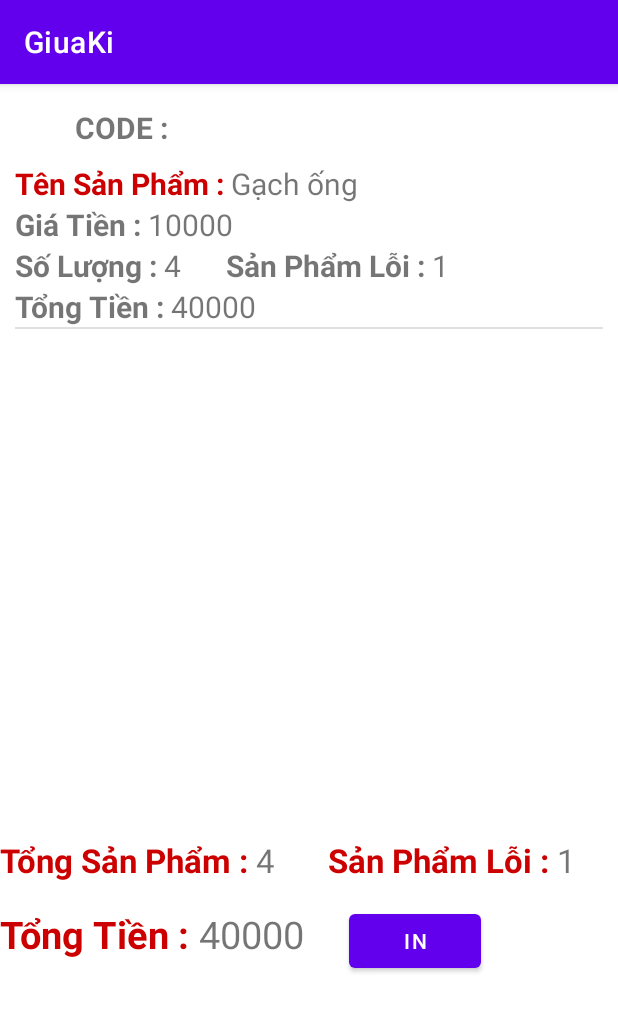
After one commit to long13820/GiuaKi, an Android app: the DetailTimekeepingActivity screen opened directly, with no data from a screen before it, on a phone screen of 412 x 824 dp. The commit adds this screen. Shown: the top 1012 px of the screen. Run offline under Robolectric (Android 15) with nearby library versions, the phone set to English and light mode, and no system bars.

Commit message:
show DetailTimekeeping

```diff
--- a/app/src/main/AndroidManifest.xml
+++ b/app/src/main/AndroidManifest.xml
@@ -9,6 +9,9 @@
         android:roundIcon="@mipmap/ic_launcher_round"
         android:supportsRtl="true"
         android:theme="@style/Theme.GiuaKi">
+        <activity
+            android:name=".activity.DetailTimekeepingActivity"
+            android:exported="false" />
         <activity
             android:name=".activity.CongNhanActivity"
             android:exported="false" />
--- /dev/null
+++ b/app/src/main/java/com/example/giuaki/activity/CustomLVDetailTimekeeping.java
@@ -0,0 +1,50 @@
+package com.example.giuaki.activity;
+
+import android.content.Context;
+import android.view.LayoutInflater;
+import android.view.View;
+import android.view.ViewGroup;
+import android.widget.ArrayAdapter;
+import android.widget.TextView;
+
+import androidx.annotation.NonNull;
+import androidx.annotation.Nullable;
+
+import com.example.giuaki.R;
+import com.example.giuaki.model.DetailTimekeeping;
+
+import java.util.ArrayList;
+
+public class CustomLVDetailTimekeeping extends ArrayAdapter<DetailTimekeeping> {
+    private Context context;
+    private int resource;
+    private ArrayList<DetailTimekeeping> arrDetail;
+
+    public CustomLVDetailTimekeeping(Context context, int resource, ArrayList<DetailTimekeeping> objects) {
+        super(context, resource, objects);
+        this.context = context;
+        this.resource = resource;
+        this.arrDetail = objects;
+    }
+
+    @NonNull
+    @Override
+    public View getView(int position, @Nullable View convertView, @NonNull ViewGroup parent) {
+        convertView = LayoutInflater.from(context).inflate(R.layout.item_detail_timekeeping, parent, false);
+
+        TextView tv_name = (TextView) convertView.findViewById(R.id.name);
+        TextView tv_price = (TextView) convertView.findViewById(R.id.price);
+        TextView tv_value = (TextView) convertView.findViewById(R.id.value);
+        TextView tv_err = (TextView) convertView.findViewById(R.id.err);
+        TextView tv_sum = (TextView) convertView.findViewById(R.id.sum);
+
+        DetailTimekeeping detailTimekeeping = arrDetail.get(position);
+
+        tv_name.setText(detailTimekeeping.getNameProduct());
+        tv_price.setText(detailTimekeeping.getPrice());
+        tv_value.setText(detailTimekeeping.getValue());
+        tv_err.setText(detailTimekeeping.getProductErr());
+        tv_sum.setText(String.valueOf(detailTimekeeping.getSum()));
+        return  convertView;
+    }
+}
--- /dev/null
+++ b/app/src/main/java/com/example/giuaki/activity/DetailTimekeepingActivity.java
@@ -0,0 +1,47 @@
+package com.example.giuaki.activity;
+
+import android.os.Bundle;
+import android.widget.ListView;
+import android.widget.TextView;
+
+import androidx.appcompat.app.AppCompatActivity;
+
+import com.example.giuaki.R;
+import com.example.giuaki.database.DBHelper;
+import com.example.giuaki.model.DetailTimekeeping;
+
+import java.util.ArrayList;
+
+public class DetailTimekeepingActivity extends AppCompatActivity {
+    private TextView tv_sumProduct, tv_sumProductErr, tv_sumPrice, tv_codeCN;
+    private DBHelper dbHelper;
+    private ListView lvDetailTK;
+    private ArrayList<DetailTimekeeping> arrDetailTK = new ArrayList<>();
+    private int sumProduct, sumProductErr, sumPrice;
+
+    @Override
+    protected void onCreate(Bundle savedIntanceState) {
+        super.onCreate(savedIntanceState);
+        setContentView(R.layout.activity_detail_timekeeping);
+        dbHelper = new DBHelper(this);
+        lvDetailTK = (ListView) findViewById(R.id.lv_detail_timekeeping);
+        tv_sumPrice = (TextView) findViewById(R.id.sum);
+        tv_sumProduct = (TextView) findViewById(R.id.sum_product);
+        tv_sumProductErr = (TextView) findViewById(R.id.sum_productErr);
+        tv_codeCN = (TextView) findViewById(R.id.codeCN);
+        arrDetailTK = dbHelper.getAllDetailTimekeeping("1");
+
+        for (int i = 0; i < arrDetailTK.size(); i++) {
+            sumPrice = sumPrice + arrDetailTK.get(i).getSum();
+            sumProduct += Integer.valueOf(arrDetailTK.get(i).getValue()) ;
+            sumProductErr += Integer.valueOf(arrDetailTK.get(i).getProductErr());
+        }
+
+        tv_sumPrice.setText(String.valueOf(sumPrice));
+        tv_sumProduct.setText(String.valueOf(sumProduct));
+        tv_sumProductErr.setText(String.valueOf(sumProductErr));
+
+        CustomLVDetailTimekeeping customLVDetailTimekeeping = new CustomLVDetailTimekeeping(this, R.layout.item_detail_timekeeping, arrDetailTK);
+        lvDetailTK.setAdapter(customLVDetailTimekeeping);
+    }
+}
--- a/app/src/main/java/com/example/giuaki/activity/MenuActivity.java
+++ b/app/src/main/java/com/example/giuaki/activity/MenuActivity.java
@@ -40,13 +40,13 @@ public class MenuActivity extends AppCompatActivity {
                 startActivity(intent);
             }
         });
-//        cvDetail.setOnClickListener(new View.OnClickListener() {
-//            @Override
-//            public void onClick(View view) {
-//                Intent intent = new Intent(MainActivity2.this, ManageDetail.class);
-//                startActivity(intent);
-//            }
-//        });
+        cvDetail.setOnClickListener(new View.OnClickListener() {
+            @Override
+            public void onClick(View view) {
+                Intent intent = new Intent(MenuActivity.this, DetailTimekeepingActivity.class);
+                startActivity(intent);
+            }
+        });
 //        cvProduct.setOnClickListener(new View.OnClickListener() {
 //            @Override
 //            public void onClick(View view) {
--- a/app/src/main/java/com/example/giuaki/database/DBHelper.java
+++ b/app/src/main/java/com/example/giuaki/database/DBHelper.java
@@ -9,6 +9,7 @@ import android.database.sqlite.SQLiteOpenHelper;
 import androidx.annotation.Nullable;
 
 import com.example.giuaki.model.CongNhan;
+import com.example.giuaki.model.DetailTimekeeping;
 
 import java.util.ArrayList;
 import java.util.List;
@@ -17,6 +18,7 @@ public class DBHelper extends SQLiteOpenHelper {
     public static Context context;
     public static String DB_NAME = "TimeKeeping.sqlite";
     public static int DB_VERSION = 1;
+    public static String userName = "";
     public DBHelper(@Nullable Context context) {
         super(context, DB_NAME, null, DB_VERSION);
         this.context = context;
@@ -146,4 +148,61 @@ public class DBHelper extends SQLiteOpenHelper {
         return db.update("congNhan", values,   "MaCN = ?",
                 new String[] { String.valueOf(congNhan.getMaCN()) });
     }
+
+    public void setTaiKhoan(String taiKhoan){
+        userName = taiKhoan;
+    }
+
+    public String getTaiKhoan(){
+        return userName;
+    }
+
+    public String getMaCN(String taiKhoan){
+        String maCN = "";
+        SQLiteDatabase db = this.getWritableDatabase();
+        Cursor cursor = db.rawQuery("select * from users where username=?", new String[]{taiKhoan});
+
+        while (cursor.moveToNext()){
+            maCN = cursor.getString(2);
+        }
+        return maCN;
+    }
+
+    public String getTenSanPham(String maSP){
+        String tenSP = "";
+        SQLiteDatabase db = this.getWritableDatabase();
+        Cursor cursor = db.rawQuery("select * from SanPham where MaSP=?", new String[]{maSP});
+
+        while (cursor.moveToNext()){
+            tenSP = cursor.getString(1);
+        }
+        return tenSP;
+    }
+
+    public String getGiaSanPham(String maSP){
+        String gia = "";
+        SQLiteDatabase db = this.getWritableDatabase();
+        Cursor cursor = db.rawQuery("select * from SanPham where MaSP=?", new String[]{maSP});
+
+        while (cursor.moveToNext()) {
+            gia = cursor.getString(2);
+        }
+        return gia;
+    }
+
+    public ArrayList<DetailTimekeeping> getAllDetailTimekeeping(String maCC) {
+        ArrayList<DetailTimekeeping> detailTimekeepings = new ArrayList<>();
+
+        SQLiteDatabase db = this.getReadableDatabase();
+        Cursor cursor = db.rawQuery("SELECT * FROM ChiTietChamCong where maCC=?", new String[]{maCC});
+        cursor.moveToFirst();
+        //MaCC SoTP SoPP MaSP
+        //name price value valueErr sum
+        while (cursor.isAfterLast() == false) {
+            DetailTimekeeping itemdetailTimekeeping = new DetailTimekeeping(getTenSanPham(cursor.getString(3)), getGiaSanPham(cursor.getString(3)), cursor.getString(1), cursor.getString(2), (Integer) (Integer.parseInt(getGiaSanPham(cursor.getString(3)))*Integer.parseInt(cursor.getString(1))));
+            cursor.moveToNext();
+            detailTimekeepings.add(itemdetailTimekeeping);
+        }
+        return detailTimekeepings;
+    }
 }
--- /dev/null
+++ b/app/src/main/java/com/example/giuaki/model/DetailTimekeeping.java
@@ -0,0 +1,57 @@
+package com.example.giuaki.model;
+
+public class DetailTimekeeping {
+    private String nameProduct;
+    private String price;
+    private String value;
+    private String productErr;
+    private int sum;
+
+    public DetailTimekeeping(String nameProduct, String price, String value, String productErr, int sum) {
+        this.nameProduct = nameProduct;
+        this.price = price;
+        this.value = value;
+        this.productErr = productErr;
+        this.sum = sum;
+    }
+
+    public String getNameProduct() {
+        return nameProduct;
+    }
+
+    public void setNameProduct(String nameProduct) {
+        this.nameProduct = nameProduct;
+    }
+
+    public String getPrice() {
+        return price;
+    }
+
+    public void setPrice(String price) {
+        this.price = price;
+    }
+
+    public String getValue() {
+        return value;
+    }
+
+    public void setValue(String value) {
+        this.value = value;
+    }
+
+    public String getProductErr() {
+        return productErr;
+    }
+
+    public void setProductErr(String productErr) {
+        this.productErr = productErr;
+    }
+
+    public int getSum() {
+        return (Integer.parseInt(price)*Integer.parseInt(value));
+    }
+
+    public void setSum(int sum) {
+        this.sum = sum;
+    }
+}
--- /dev/null
+++ b/app/src/main/res/layout/activity_detail_timekeeping.xml
@@ -0,0 +1,92 @@
+<?xml version="1.0" encoding="utf-8"?>
+<LinearLayout xmlns:android="http://schemas.android.com/apk/res/android"
+    android:layout_width="match_parent"
+    android:layout_height="match_parent"
+    android:orientation="vertical">
+
+    <LinearLayout
+        android:layout_width="wrap_content"
+        android:layout_height="wrap_content">
+
+        <TextView
+            android:layout_width="wrap_content"
+            android:layout_height="wrap_content"
+            android:layout_marginLeft="50dp"
+            android:layout_marginTop="15dp"
+            android:text="CODE : "
+            android:textSize="20dp"
+            android:textStyle="bold"></TextView>
+
+        <TextView
+            android:id="@+id/codeCN"
+            android:layout_width="wrap_content"
+            android:layout_height="wrap_content"
+            android:textColor="@android:color/holo_red_dark"
+            android:textSize="20dp"></TextView>
+    </LinearLayout>
+
+    <ListView
+        android:id="@+id/lv_detail_timekeeping"
+        android:layout_width="match_parent"
+        android:layout_height="440dp"
+        android:layout_margin="10dp"></ListView>
+
+    <LinearLayout
+        android:layout_width="match_parent"
+        android:layout_height="wrap_content">
+
+        <TextView
+            android:layout_width="wrap_content"
+            android:layout_height="wrap_content"
+            android:text="Tổng Sản Phẩm : "
+            android:textColor="@android:color/holo_red_dark"
+            android:textSize="22dp"
+            android:textStyle="bold"></TextView>
+
+        <TextView
+            android:id="@+id/sum_product"
+            android:layout_width="wrap_content"
+            android:layout_height="wrap_content"
+            android:layout_marginRight="35dp"
+            android:textSize="22dp"></TextView>
+
+        <TextView
+            android:layout_width="wrap_content"
+            android:layout_height="wrap_content"
+            android:text="Sản Phẩm Lỗi : "
+            android:textColor="@android:color/holo_red_dark"
+            android:textSize="22dp"
+            android:textStyle="bold"></TextView>
+
+        <TextView
+            android:id="@+id/sum_productErr"
+            android:layout_width="wrap_content"
+            android:layout_height="wrap_content"
+            android:textSize="22dp"></TextView>
+    </LinearLayout>
+
+    <LinearLayout
+        android:layout_width="match_parent"
+        android:layout_height="wrap_content"
+        android:layout_marginTop="15dp">
+        <TextView
+            android:layout_width="wrap_content"
+            android:layout_height="wrap_content"
+            android:text="Tổng Tiền : "
+            android:textColor="@android:color/holo_red_dark"
+            android:textSize="25dp"
+            android:textStyle="bold"></TextView>
+
+        <TextView
+            android:id="@+id/sum"
+            android:layout_width="wrap_content"
+            android:layout_height="wrap_content"
+            android:textSize="25dp"
+            android:layout_marginRight="30dp"></TextView>
+
+        <Button
+            android:layout_width="wrap_content"
+            android:layout_height="wrap_content"
+            android:text="In"></Button>
+    </LinearLayout>
+</LinearLayout>
--- /dev/null
+++ b/app/src/main/res/layout/item_detail_timekeeping.xml
@@ -0,0 +1,96 @@
+<?xml version="1.0" encoding="utf-8"?>
+<LinearLayout xmlns:android="http://schemas.android.com/apk/res/android"
+    android:layout_width="match_parent"
+    android:layout_height="wrap_content"
+    android:orientation="vertical"
+    android:layout_margin="16dp">
+
+    <LinearLayout
+        android:layout_width="wrap_content"
+        android:layout_height="wrap_content">
+
+        <TextView
+            android:layout_width="wrap_content"
+            android:layout_height="wrap_content"
+            android:text="Tên Sản Phẩm : "
+            android:textSize="20sp"
+            android:textStyle="bold"
+            android:textColor="@android:color/holo_red_dark"></TextView>
+
+        <TextView
+            android:id="@+id/name"
+            android:layout_width="wrap_content"
+            android:layout_height="wrap_content"
+            android:textSize="20sp"></TextView>
+    </LinearLayout>
+
+    <LinearLayout
+        android:layout_width="wrap_content"
+        android:layout_height="wrap_content">
+
+        <TextView
+            android:layout_width="wrap_content"
+            android:layout_height="wrap_content"
+            android:text="Giá Tiền : "
+            android:textSize="20sp"
+            android:textStyle="bold"></TextView>
+
+        <TextView
+            android:id="@+id/price"
+            android:layout_width="wrap_content"
+            android:layout_height="wrap_content"
+            android:textSize="20sp"></TextView>
+    </LinearLayout>
+
+    <LinearLayout
+        android:layout_width="wrap_content"
+        android:layout_height="wrap_content">
+
+        <TextView
+            android:layout_width="wrap_content"
+            android:layout_height="wrap_content"
+            android:text="Số Lượng : "
+            android:textSize="20sp"
+            android:textStyle="bold"
+
+            ></TextView>
+
+        <TextView
+            android:id="@+id/value"
+            android:layout_width="wrap_content"
+            android:layout_height="wrap_content"
+            android:textSize="20sp"
+            android:layout_marginRight="30dp"></TextView>
+
+        <TextView
+            android:layout_width="wrap_content"
+            android:layout_height="wrap_content"
+            android:text="Sản Phẩm Lỗi : "
+            android:textSize="20sp"
+            android:textStyle="bold"></TextView>
+
+        <TextView
+            android:id="@+id/err"
+            android:layout_width="wrap_content"
+            android:layout_height="wrap_content"
+            android:textSize="20sp"></TextView>
+    </LinearLayout>
+
+    <LinearLayout
+        android:layout_width="wrap_content"
+        android:layout_height="wrap_content">
+
+        <TextView
+            android:layout_width="wrap_content"
+            android:layout_height="wrap_content"
+            android:text="Tổng Tiền : "
+            android:textSize="20sp"
+            android:textStyle="bold"></TextView>
+
+        <TextView
+            android:id="@+id/sum"
+            android:layout_width="wrap_content"
+            android:layout_height="wrap_content"
+            android:textSize="20sp"></TextView>
+    </LinearLayout>
+</LinearLayout>
--- /dev/null
+++ b/app/src/main/res/values-land/dimens.xml
@@ -0,0 +1,3 @@
+<resources>
+        <dimen name="fab_margin">48dp</dimen>
+    </resources>
--- /dev/null
+++ b/app/src/main/res/values-w1240dp/dimens.xml
@@ -0,0 +1,3 @@
+<resources>
+        <dimen name="fab_margin">200dp</dimen>
+    </resources>
--- /dev/null
+++ b/app/src/main/res/values-w600dp/dimens.xml
@@ -0,0 +1,3 @@
+<resources>
+        <dimen name="fab_margin">48dp</dimen>
+    </resources>
```
